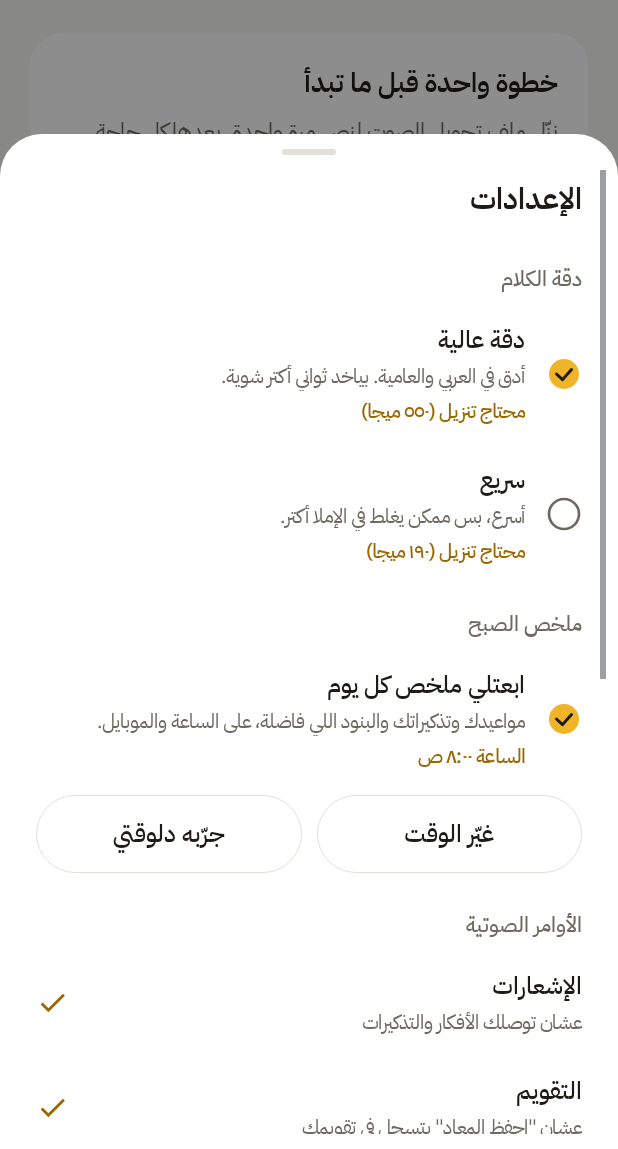
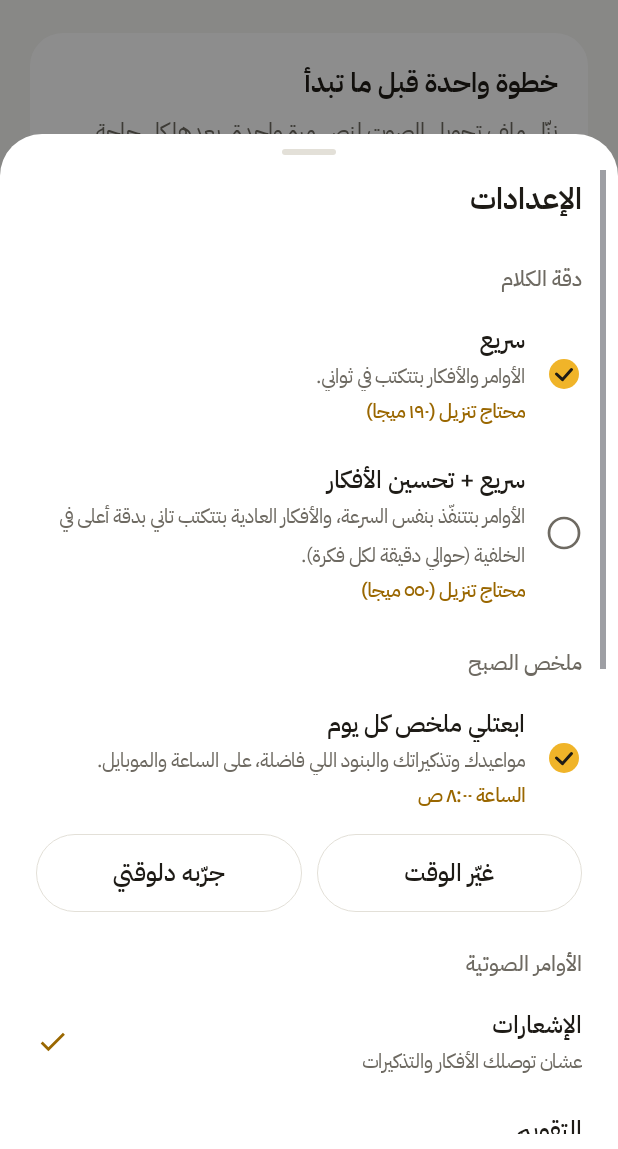
Before and after one commit to drahmadyahya/wristnote, an Android app: the screen it shows after launch (MainActivity), after a tap on "الإعدادات", on a phone screen of 412 x 824 dp, the part 87-1236 px from its top. Run offline under Robolectric (Android 15) with nearby library versions, the phone set to English and light mode, and no system bars.

Commit message:
Fast model first for every recording; accurate model only refines plain ideas in the background
Co-Authored-By: Claude Opus 5.5 <noreply@anthropic.com>
Claude-Session: https://claude.ai/code/session_01BBUN96EQ5EU982SjrTNdUG

```diff
--- a/mobile/build.gradle.kts
+++ b/mobile/build.gradle.kts
@@ -11,8 +11,8 @@ android {
         applicationId = "com.ahmad.wristnote"
         minSdk = 29
         targetSdk = 35
-        versionCode = 11
-        versionName = "3.0"
+        versionCode = 12
+        versionName = "3.1"
         // CI device tests build for the x86_64 emulator with -Pabi=x86_64
         ndk { abiFilters += (project.findProperty("abi") as String? ?: "arm64-v8a") }
         testInstrumentationRunner = "androidx.test.runner.AndroidJUnitRunner"
--- a/mobile/src/main/java/com/ahmad/wristnote/MainActivity.kt
+++ b/mobile/src/main/java/com/ahmad/wristnote/MainActivity.kt
@@ -121,7 +121,10 @@ class MainActivity : Activity() {
     private fun refresh(force: Boolean) {
         val model = ModelManager.usable(this)
         if (model != null && !hadModel) { hadModel = true; TranscribeWorker.enqueuePending(this) }
-        val sel = ModelManager.selected(this)
+        val fast = ModelManager.Model.FAST
+        // the fast model is always needed (every recording goes through it first)
+        if (model != null && !ModelManager.isReady(this, fast)) ModelManager.startDownload(this, fast)
+        val sel = if (model == null || !ModelManager.isReady(this, fast)) fast else ModelManager.selected(this)
         val progress = ModelManager.poll(this, sel)
         val missing = SettingsSheet.missing(this)
         val sig = "$tab|${NoteStore.version}|${Notebooks.version}|${model}|$progress|$missing"
@@ -163,9 +166,13 @@ class MainActivity : Activity() {
                 }, LinearLayout.LayoutParams(-1, -2).apply { topMargin = ui.dp(16) })
             }
             banners.addView(card, LinearLayout.LayoutParams(-1, -2).apply { topMargin = ui.dp(20) })
-        } else if (model != sel) {
-            // using the fast model while the accurate one is missing / downloading
-            val msg = if (p in 0..99) "بينزل ملف الدقة العالية… ${Fmt.num(p)}٪" else "الكلام هيبقى أدق لو نزّلت ملف الدقة العالية"
+        } else if (!ModelManager.isReady(this, sel)) {
+            val msg = when {
+                sel == ModelManager.Model.FAST && p in 0..99 -> "بينزل الملف السريع… ${Fmt.num(p)}٪"
+                sel == ModelManager.Model.FAST -> "نزّل الملف السريع عشان الأوامر تتنفّذ في ثواني"
+                p in 0..99 -> "بينزل ملف تحسين الأفكار… ${Fmt.num(p)}٪"
+                else -> "نزّل ملف تحسين الأفكار عشان الأفكار تتكتب أدق"
+            }
             banners.addView(strip(msg, if (p in 0..99) null else "نزّل") { ModelManager.startDownload(this, sel); refresh(true) })
         }
         if (missing > 0) {
--- a/mobile/src/main/java/com/ahmad/wristnote/ModelManager.kt
+++ b/mobile/src/main/java/com/ahmad/wristnote/ModelManager.kt
@@ -7,8 +7,9 @@ import java.io.File
 
 /**
  * Two speech models, downloaded once each on demand:
- *  - ACCURATE: large-v3-turbo, much better Arabic (default)
- *  - FAST: small, quicker but more spelling mistakes
+ *  - FAST: small. Every recording goes through it first (seconds).
+ *  - ACCURATE: large-v3-turbo. Too slow for commands on a phone (~1 min),
+ *    so when chosen it only re-writes plain ideas in the background.
  */
 object ModelManager {
     enum class Model(val file: String, val mb: Int, val minBytes: Long) {
@@ -20,8 +21,8 @@ object ModelManager {
     private const val PREFS = "model"
 
     fun selected(ctx: Context): Model =
-        runCatching { Model.valueOf(prefs(ctx).getString("selected", Model.ACCURATE.name)!!) }
-            .getOrDefault(Model.ACCURATE)
+        runCatching { Model.valueOf(prefs(ctx).getString("selected", Model.FAST.name)!!) }
+            .getOrDefault(Model.FAST)
 
     fun select(ctx: Context, m: Model) = prefs(ctx).edit().putString("selected", m.name).apply()
 
@@ -30,9 +31,11 @@ object ModelManager {
 
     fun isReady(ctx: Context, m: Model = selected(ctx)) = file(ctx, m).let { it.exists() && it.length() > m.minBytes }
 
-    /** Any usable model, preferring the selected one. */
-    fun usable(ctx: Context): Model? =
-        if (isReady(ctx)) selected(ctx) else Model.values().firstOrNull { isReady(ctx, it) }
+    /** The model for the first pass: the fast one whenever it is there. */
+    fun usable(ctx: Context): Model? = Model.values().reversed().firstOrNull { isReady(ctx, it) }
+
+    /** Ideas get a second, more accurate pass in the background. */
+    fun refineIdeas(ctx: Context) = selected(ctx) == Model.ACCURATE && isReady(ctx, Model.ACCURATE)
 
     fun startDownload(ctx: Context, m: Model = selected(ctx)) {
         if (isReady(ctx, m) || downloadId(ctx, m) != -1L) return
--- a/mobile/src/main/java/com/ahmad/wristnote/NoteStore.kt
+++ b/mobile/src/main/java/com/ahmad/wristnote/NoteStore.kt
@@ -17,6 +17,7 @@ data class Note(
     val kind: String = "idea",
     val summary: String? = null,
     val took: Int = 0,
+    val refined: Boolean = false,
 )
 
 object NoteStore {
@@ -36,7 +37,7 @@ object NoteStore {
                 o.getLong("id"), if (o.isNull("text")) null else o.getString("text"),
                 o.getString("audio"), o.optBoolean("failed"),
                 o.optString("kind", "idea"), if (o.isNull("summary")) null else o.optString("summary", null),
-                o.optInt("took", 0),
+                o.optInt("took", 0), o.optBoolean("refined"),
             )
         }.sortedByDescending { it.id }
     }
@@ -59,7 +60,7 @@ object NoteStore {
         list.forEach {
             arr.put(JSONObject().put("id", it.id).put("text", it.text ?: JSONObject.NULL)
                 .put("audio", it.audio).put("failed", it.failed)
-                .put("kind", it.kind).put("summary", it.summary ?: JSONObject.NULL).put("took", it.took))
+                .put("kind", it.kind).put("summary", it.summary ?: JSONObject.NULL).put("took", it.took).put("refined", it.refined))
         }
         val tmp = File(ctx.filesDir, "notes.json.tmp")
         tmp.writeText(arr.toString())
--- a/mobile/src/main/java/com/ahmad/wristnote/Notifier.kt
+++ b/mobile/src/main/java/com/ahmad/wristnote/Notifier.kt
@@ -115,13 +115,13 @@ object Notifier {
     fun cancel(ctx: Context, id: Int) = NotificationManagerCompat.from(ctx).cancel(id)
 
     /** Quiet ongoing notification while a thought is being transcribed. */
-    fun working(ctx: Context): android.app.Notification {
+    fun working(ctx: Context, title: String = "بحوّل فكرتك لنص…"): android.app.Notification {
         val nm = ctx.getSystemService(NotificationManager::class.java)
         nm.createNotificationChannel(NotificationChannel("work", "التحويل لنص", NotificationManager.IMPORTANCE_LOW))
         return NotificationCompat.Builder(ctx, "work")
             .setSmallIcon(R.drawable.ic_stat_logo)
             .setColor(ctx.getColor(R.color.ic_bg))
-            .setContentTitle("بحوّل فكرتك لنص…")
+            .setContentTitle(title)
             .setOngoing(true)
             .setSilent(true)
             .setProgress(0, 0, true)
--- a/mobile/src/main/java/com/ahmad/wristnote/SettingsSheet.kt
+++ b/mobile/src/main/java/com/ahmad/wristnote/SettingsSheet.kt
@@ -42,12 +42,13 @@ object SettingsSheet {
 
         section(s, ui, "دقة الكلام")
         val sel = ModelManager.selected(activity)
-        for (m in ModelManager.Model.values()) {
+        for (m in ModelManager.Model.values().reversed()) {
             val ready = ModelManager.isReady(activity, m)
             val p = ModelManager.poll(activity, m)
             val (name, desc) = when (m) {
-                ModelManager.Model.ACCURATE -> "دقة عالية" to "أدق في العربي والعامية. بياخد ثواني أكتر شوية."
-                ModelManager.Model.FAST -> "سريع" to "أسرع، بس ممكن يغلط في الإملا أكتر."
+                ModelManager.Model.FAST -> "سريع" to "الأوامر والأفكار بتتكتب في ثواني."
+                ModelManager.Model.ACCURATE -> "سريع + تحسين الأفكار" to
+                    "الأوامر بتتنفّذ بنفس السرعة، والأفكار العادية بتتكتب تاني بدقة أعلى في الخلفية (حوالي دقيقة لكل فكرة)."
             }
             val status = when {
                 ready -> null
--- a/wear/build.gradle.kts
+++ b/wear/build.gradle.kts
@@ -13,8 +13,8 @@ android {
         applicationId = "com.ahmad.wristnote"
         minSdk = 30
         targetSdk = 35
-        versionCode = 11
-        versionName = "3.0"
+        versionCode = 12
+        versionName = "3.1"
     }
 
     signingConfigs {
```
Also changed, not shown: mobile/src/main/java/com/ahmad/wristnote/RefineWorker.kt (added, +49 -0 lines), mobile/src/main/java/com/ahmad/wristnote/TranscribeWorker.kt (+8 -4 lines).
